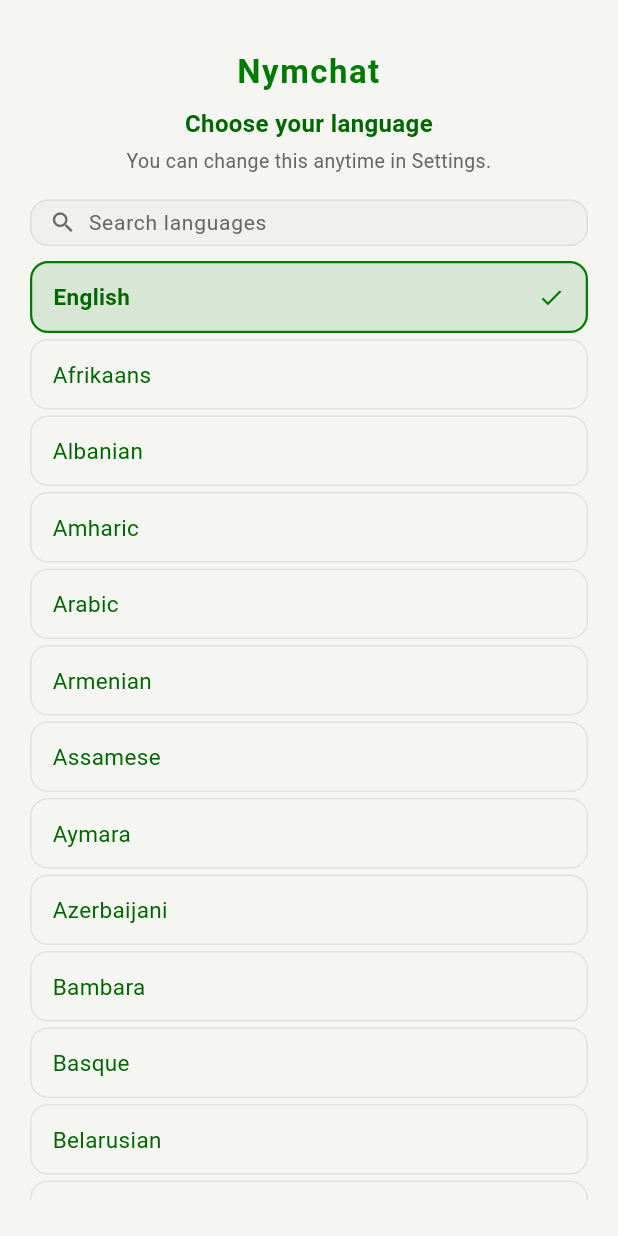
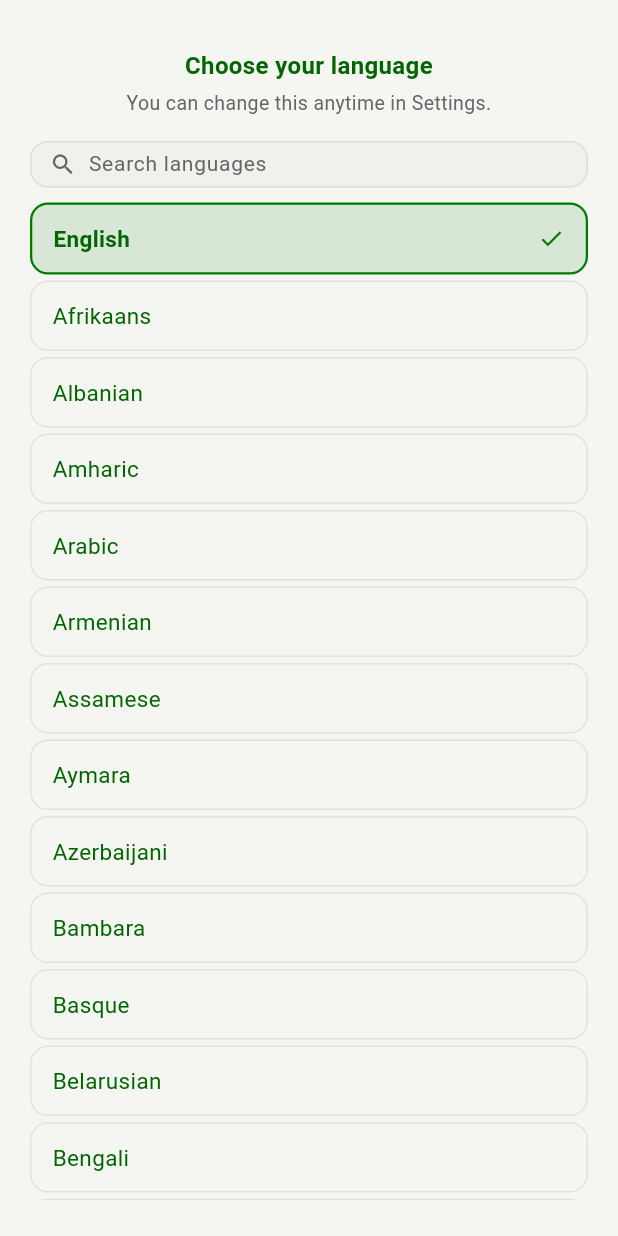
Before and after one commit to Spl0itable/flutter-app, a Flutter app: the LanguageSelectScreen screen opened directly with empty values, on a phone screen of 412 x 824 dp. Run offline on Flutter 3.47's test engine with Material 3 defaults, Android fonts, the phone set to English and light mode, and no system bars; our stand-ins replace app_links, audioplayers, cached_network_image, convert, file_picker, flutter_local_notifications and 13 more; missing offline and left inert: bech32, bip340, cryptography, flutter_webrtc, pointycastle; accounts and stored records are empty.

Commit message:
Language picker leads onboarding (before the welcome modal)
Move the first-run language chooser to the very start of the BootGate, ahead of
the welcome/setup modal, so that modal (and everything after) renders in the
chosen language instead of only the shell/tutorial. The static setup modal is
wrapped in an i18n-version watch so it re-renders as its translations cache, and
the full-app background sweep is deferred ~2.5s after the pick so the
immediately-shown screen localizes first. Also drop the redundant 'Nymchat'
header from the picker.

Co-Authored-By: Claude Opus 4.8 <noreply@anthropic.com>
Claude-Session: https://claude.ai/code/session_01YJc2sL9eQc4E8xYmEipoTm

```diff
--- a/lib/features/i18n/language_select.dart
+++ b/lib/features/i18n/language_select.dart
@@ -73,10 +73,15 @@ Future<void> applyUiLanguage(
   if (dialogOpen) navigator.pop();
   progress.dispose();
 
-  // With the on-screen strings translated, sweep the REST of the app's UI in
-  // the background so every screen is pre-populated in the cache — no on-demand
-  // flashes as the user navigates later. Non-blocking; runs in chunks.
-  svc.sweep(kAppStringsCatalog);
+  // Give the screen shown right after the picker (the welcome/setup modal, then
+  // the shell) a head start: its on-demand `tr()` misses queue and translate
+  // first, so it localizes promptly. Then sweep the REST of the app's UI in the
+  // background so every later screen is pre-populated in the cache — no
+  // on-demand flashes as the user navigates. Non-blocking; runs in chunks.
+  unawaited(Future<void>.delayed(
+    const Duration(milliseconds: 2500),
+    () => svc.sweep(kAppStringsCatalog),
+  ));
 }
 
 /// First-run, full-screen language chooser shown at the very start of
@@ -103,17 +108,6 @@ class LanguageSelectScreen extends ConsumerWidget {
               child: Column(
                 crossAxisAlignment: CrossAxisAlignment.stretch,
                 children: [
-                  const SizedBox(height: 8),
-                  Text(
-                    'Nymchat',
-                    textAlign: TextAlign.center,
-                    style: TextStyle(
-                      color: c.primary,
-                      fontSize: 22,
-                      fontWeight: FontWeight.w700,
-                      letterSpacing: 1,
-                    ),
-                  ),
                   const SizedBox(height: 8),
                   Text(
                     // English by design — the user hasn't chosen a language yet,
```
Also changed, not shown: lib/features/onboarding/boot_gate.dart (+34 -32 lines), 1 other file.
